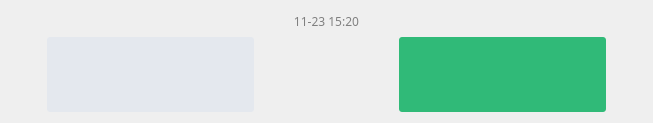
The window that SoftTerminal/forms/STChatRecordItem.ui (sunpu/softterminal) describes before a commit, drawn with Qt 5.
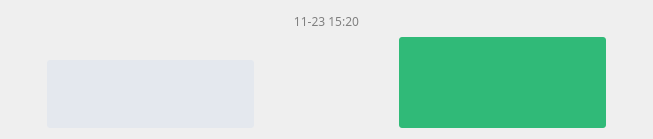
The same window after the commit. Custom widgets are drawn as their Qt base class.

Patch:
```diff
--- a/SoftTerminal/forms/STChatRecordItem.ui
+++ b/SoftTerminal/forms/STChatRecordItem.ui
@@ -137,6 +137,64 @@
           </widget>
          </item>
          <item>
+          <widget class="QWidget" name="widget_6" native="true">
+           <property name="minimumSize">
+            <size>
+             <width>207</width>
+             <height>0</height>
+            </size>
+           </property>
+           <property name="maximumSize">
+            <size>
+             <width>207</width>
+             <height>16777215</height>
+            </size>
+           </property>
+           <layout class="QVBoxLayout" name="verticalLayout_4">
+            <property name="spacing">
+             <number>3</number>
+            </property>
+            <property name="leftMargin">
+             <number>0</number>
+            </property>
+            <property name="topMargin">
+             <number>0</number>
+            </property>
+            <property name="rightMargin">
+             <number>0</number>
+            </property>
+            <property name="bottomMargin">
+             <number>0</number>
+            </property>
+            <item>
+             <widget class="QLabel" name="lblUserName">
+              <property name="minimumSize">
+               <size>
+                <width>0</width>
+                <height>20</height>
+               </size>
+              </property>
+              <property name="maximumSize">
+               <size>
+                <width>207</width>
+                <height>20</height>
+               </size>
+              </property>
+              <property name="font">
+               <font>
+                <family>微软雅黑</family>
+                <pointsize>10</pointsize>
+               </font>
+              </property>
+              <property name="styleSheet">
+               <string notr="true">color: rgb(67, 69, 85);</string>
+              </property>
+              <property name="text">
+               <string/>
+              </property>
+             </widget>
+            </item>
+            <item>
           <widget class="QTextEdit" name="teMessageOther">
            <property name="maximumSize">
             <size>
@@ -183,6 +241,9 @@
            <property name="acceptRichText">
             <bool>false</bool>
            </property>
+             </widget>
+            </item>
+           </layout>
           </widget>
          </item>
          <item>
```
Lines whose indentation alone changed are shown as unchanged.
